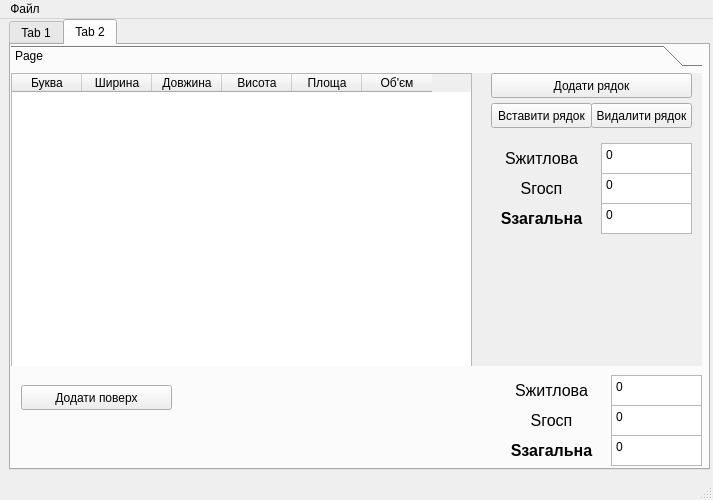
Before: the Qt Designer form form.ui in Alex482Ukr/calcarea, drawn with Qt 5.
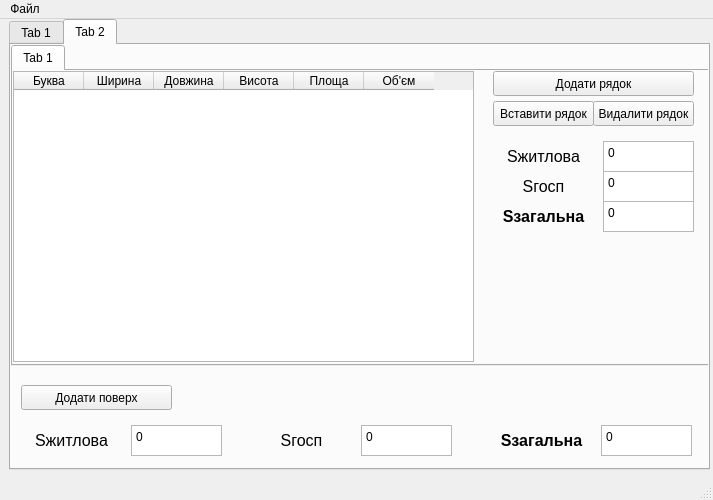
After: the same form once the commit is applied. The open tabs and pages were chosen to show the change.

```diff
--- a/form.ui
+++ b/form.ui
@@ -42,7 +42,7 @@
      </rect>
     </property>
     <property name="currentIndex">
-     <number>1</number>
+     <number>0</number>
     </property>
     <widget class="QWidget" name="tab">
      <attribute name="title">
@@ -91,7 +91,7 @@
        </property>
       </column>
      </widget>
-     <widget class="QLabel" name="label_3">
+     <widget class="QLabel" name="label_Sec">
       <property name="geometry">
        <rect>
         <x>480</x>
@@ -112,7 +112,7 @@
        <set>Qt::AlignCenter</set>
       </property>
      </widget>
-     <widget class="QLabel" name="label_4">
+     <widget class="QLabel" name="label_S">
       <property name="geometry">
        <rect>
         <x>480</x>
@@ -220,7 +220,7 @@
 &lt;p style=&quot; margin-top:0px; margin-bottom:0px; margin-left:0px; margin-right:0px; -qt-block-indent:0; text-indent:0px;&quot;&gt;0&lt;/p&gt;&lt;/body&gt;&lt;/html&gt;</string>
       </property>
      </widget>
-     <widget class="QLabel" name="label">
+     <widget class="QLabel" name="label_Sdw">
       <property name="geometry">
        <rect>
         <x>480</x>
@@ -259,11 +259,11 @@
      <attribute name="title">
       <string>Tab 2</string>
      </attribute>
-     <widget class="QLabel" name="label_7">
+     <widget class="QLabel" name="label_Sec_2">
       <property name="geometry">
        <rect>
-        <x>490</x>
-        <y>360</y>
+        <x>240</x>
+        <y>380</y>
         <width>101</width>
         <height>31</height>
        </rect>
@@ -280,11 +280,11 @@
        <set>Qt::AlignCenter</set>
       </property>
      </widget>
-     <widget class="QLabel" name="label_8">
+     <widget class="QLabel" name="label_S_2">
       <property name="geometry">
        <rect>
-        <x>490</x>
-        <y>390</y>
+        <x>480</x>
+        <y>380</y>
         <width>101</width>
         <height>31</height>
        </rect>
@@ -302,11 +302,11 @@
        <set>Qt::AlignCenter</set>
       </property>
      </widget>
-     <widget class="QTextBrowser" name="area_total_3">
+     <widget class="QTextBrowser" name="area_total_2">
       <property name="geometry">
        <rect>
-        <x>600</x>
-        <y>390</y>
+        <x>590</x>
+        <y>380</y>
         <width>91</width>
         <height>31</height>
        </rect>
@@ -322,11 +322,11 @@
 &lt;p style=&quot; margin-top:0px; margin-bottom:0px; margin-left:0px; margin-right:0px; -qt-block-indent:0; text-indent:0px;&quot;&gt;0&lt;/p&gt;&lt;/body&gt;&lt;/html&gt;</string>
       </property>
      </widget>
-     <widget class="QTextBrowser" name="area_economical_3">
+     <widget class="QTextBrowser" name="area_economical_2">
       <property name="geometry">
        <rect>
-        <x>600</x>
-        <y>360</y>
+        <x>350</x>
+        <y>380</y>
         <width>91</width>
         <height>31</height>
        </rect>
@@ -342,11 +342,11 @@
 &lt;p style=&quot; margin-top:0px; margin-bottom:0px; margin-left:0px; margin-right:0px; -qt-block-indent:0; text-indent:0px;&quot;&gt;0&lt;/p&gt;&lt;/body&gt;&lt;/html&gt;</string>
       </property>
      </widget>
-     <widget class="QTextBrowser" name="area_dwelling_3">
+     <widget class="QTextBrowser" name="area_dwelling_2">
       <property name="geometry">
        <rect>
-        <x>600</x>
-        <y>330</y>
+        <x>120</x>
+        <y>380</y>
         <width>91</width>
         <height>31</height>
        </rect>
@@ -362,11 +362,11 @@
 &lt;p style=&quot; margin-top:0px; margin-bottom:0px; margin-left:0px; margin-right:0px; -qt-block-indent:0; text-indent:0px;&quot;&gt;0&lt;/p&gt;&lt;/body&gt;&lt;/html&gt;</string>
       </property>
      </widget>
-     <widget class="QLabel" name="label_9">
+     <widget class="QLabel" name="label_Sdw_2">
       <property name="geometry">
        <rect>
-        <x>490</x>
-        <y>330</y>
+        <x>10</x>
+        <y>380</y>
         <width>101</width>
         <height>31</height>
        </rect>
@@ -383,29 +383,55 @@
        <set>Qt::AlignCenter</set>
       </property>
      </widget>
-     <widget class="QToolBox" name="toolBox">
+     <widget class="QPushButton" name="button_add_floor">
+      <property name="geometry">
+       <rect>
+        <x>10</x>
+        <y>340</y>
+        <width>151</width>
+        <height>25</height>
+       </rect>
+      </property>
+      <property name="text">
+       <string>Додати поверх</string>
+      </property>
+     </widget>
+     <widget class="QTabWidget" name="tabWidget_floors">
       <property name="geometry">
        <rect>
         <x>0</x>
         <y>0</y>
-        <width>691</width>
+        <width>701</width>
         <height>321</height>
        </rect>
       </property>
       <property name="currentIndex">
        <number>0</number>
       </property>
-      <widget class="QWidget" name="page">
-       <attribute name="label">
-        <string>Page</string>
+      <widget class="QWidget" name="tab_n">
+       <attribute name="title">
+        <string>Tab 1</string>
        </attribute>
-       <widget class="QTableWidget" name="tableWidget_2">
+       <widget class="QPushButton" name="button_remove_row_n">
+        <property name="geometry">
+         <rect>
+          <x>580</x>
+          <y>30</y>
+          <width>101</width>
+          <height>25</height>
+         </rect>
+        </property>
+        <property name="text">
+         <string>Видалити рядок</string>
+        </property>
+       </widget>
+       <widget class="QTableWidget" name="tableWidget_n">
         <property name="geometry">
          <rect>
           <x>0</x>
           <y>0</y>
           <width>461</width>
-          <height>411</height>
+          <height>291</height>
          </rect>
         </property>
         <attribute name="horizontalHeaderDefaultSectionSize">
@@ -442,7 +468,114 @@
          </property>
         </column>
        </widget>
-       <widget class="QLabel" name="label_6">
+       <widget class="QTextBrowser" name="area_economical_n">
+        <property name="geometry">
+         <rect>
+          <x>590</x>
+          <y>100</y>
+          <width>91</width>
+          <height>31</height>
+         </rect>
+        </property>
+        <property name="html">
+         <string>&lt;!DOCTYPE HTML PUBLIC &quot;-//W3C//DTD HTML 4.0//EN&quot; &quot;http://www.w3.org/TR/REC-html40/strict.dtd&quot;&gt;
+&lt;html&gt;&lt;head&gt;&lt;meta name=&quot;qrichtext&quot; content=&quot;1&quot; /&gt;&lt;meta charset=&quot;utf-8&quot; /&gt;&lt;style type=&quot;text/css&quot;&gt;
+p, li { white-space: pre-wrap; }
+hr { height: 1px; border-width: 0; }
+li.unchecked::marker { content: &quot;\2610&quot;; }
+li.checked::marker { content: &quot;\2612&quot;; }
+&lt;/style&gt;&lt;/head&gt;&lt;body style=&quot; font-family:'Sans Serif'; font-size:9pt; font-weight:400; font-style:normal;&quot;&gt;
+&lt;p style=&quot; margin-top:0px; margin-bottom:0px; margin-left:0px; margin-right:0px; -qt-block-indent:0; text-indent:0px;&quot;&gt;0&lt;/p&gt;&lt;/body&gt;&lt;/html&gt;</string>
+        </property>
+       </widget>
+       <widget class="QPushButton" name="button_add_row_n">
+        <property name="geometry">
+         <rect>
+          <x>480</x>
+          <y>0</y>
+          <width>201</width>
+          <height>25</height>
+         </rect>
+        </property>
+        <property name="text">
+         <string>Додати рядок</string>
+        </property>
+       </widget>
+       <widget class="QTextBrowser" name="area_total_n">
+        <property name="geometry">
+         <rect>
+          <x>590</x>
+          <y>130</y>
+          <width>91</width>
+          <height>31</height>
+         </rect>
+        </property>
+        <property name="html">
+         <string>&lt;!DOCTYPE HTML PUBLIC &quot;-//W3C//DTD HTML 4.0//EN&quot; &quot;http://www.w3.org/TR/REC-html40/strict.dtd&quot;&gt;
+&lt;html&gt;&lt;head&gt;&lt;meta name=&quot;qrichtext&quot; content=&quot;1&quot; /&gt;&lt;meta charset=&quot;utf-8&quot; /&gt;&lt;style type=&quot;text/css&quot;&gt;
+p, li { white-space: pre-wrap; }
+hr { height: 1px; border-width: 0; }
+li.unchecked::marker { content: &quot;\2610&quot;; }
+li.checked::marker { content: &quot;\2612&quot;; }
+&lt;/style&gt;&lt;/head&gt;&lt;body style=&quot; font-family:'Sans Serif'; font-size:9pt; font-weight:400; font-style:normal;&quot;&gt;
+&lt;p style=&quot; margin-top:0px; margin-bottom:0px; margin-left:0px; margin-right:0px; -qt-block-indent:0; text-indent:0px;&quot;&gt;0&lt;/p&gt;&lt;/body&gt;&lt;/html&gt;</string>
+        </property>
+       </widget>
+       <widget class="QPushButton" name="button_insert_row_n">
+        <property name="geometry">
+         <rect>
+          <x>480</x>
+          <y>30</y>
+          <width>101</width>
+          <height>25</height>
+         </rect>
+        </property>
+        <property name="text">
+         <string>Вставити рядок</string>
+        </property>
+       </widget>
+       <widget class="QLabel" name="label_Sdw_n">
+        <property name="geometry">
+         <rect>
+          <x>480</x>
+          <y>70</y>
+          <width>101</width>
+          <height>31</height>
+         </rect>
+        </property>
+        <property name="font">
+         <font>
+          <pointsize>12</pointsize>
+         </font>
+        </property>
+        <property name="text">
+         <string>Sжитлова</string>
+        </property>
+        <property name="alignment">
+         <set>Qt::AlignCenter</set>
+        </property>
+       </widget>
+       <widget class="QTextBrowser" name="area_dwelling_n">
+        <property name="geometry">
+         <rect>
+          <x>590</x>
+          <y>70</y>
+          <width>91</width>
+          <height>31</height>
+         </rect>
+        </property>
+        <property name="html">
+         <string>&lt;!DOCTYPE HTML PUBLIC &quot;-//W3C//DTD HTML 4.0//EN&quot; &quot;http://www.w3.org/TR/REC-html40/strict.dtd&quot;&gt;
+&lt;html&gt;&lt;head&gt;&lt;meta name=&quot;qrichtext&quot; content=&quot;1&quot; /&gt;&lt;meta charset=&quot;utf-8&quot; /&gt;&lt;style type=&quot;text/css&quot;&gt;
+p, li { white-space: pre-wrap; }
+hr { height: 1px; border-width: 0; }
+li.unchecked::marker { content: &quot;\2610&quot;; }
+li.checked::marker { content: &quot;\2612&quot;; }
+&lt;/style&gt;&lt;/head&gt;&lt;body style=&quot; font-family:'Sans Serif'; font-size:9pt; font-weight:400; font-style:normal;&quot;&gt;
+&lt;p style=&quot; margin-top:0px; margin-bottom:0px; margin-left:0px; margin-right:0px; -qt-block-indent:0; text-indent:0px;&quot;&gt;0&lt;/p&gt;&lt;/body&gt;&lt;/html&gt;</string>
+        </property>
+       </widget>
+       <widget class="QLabel" name="label_S_n">
         <property name="geometry">
          <rect>
           <x>480</x>
@@ -464,7 +597,7 @@
          <set>Qt::AlignCenter</set>
         </property>
        </widget>
-       <widget class="QLabel" name="label_5">
+       <widget class="QLabel" name="label_Sec_n">
         <property name="geometry">
          <rect>
           <x>480</x>
@@ -485,149 +618,16 @@
          <set>Qt::AlignCenter</set>
         </property>
        </widget>
-       <widget class="QTextBrowser" name="area_economical_2">
-        <property name="geometry">
-         <rect>
-          <x>590</x>
-          <y>100</y>
-          <width>91</width>
-          <height>31</height>
-         </rect>
-        </property>
-        <property name="html">
-         <string>&lt;!DOCTYPE HTML PUBLIC &quot;-//W3C//DTD HTML 4.0//EN&quot; &quot;http://www.w3.org/TR/REC-html40/strict.dtd&quot;&gt;
-&lt;html&gt;&lt;head&gt;&lt;meta name=&quot;qrichtext&quot; content=&quot;1&quot; /&gt;&lt;meta charset=&quot;utf-8&quot; /&gt;&lt;style type=&quot;text/css&quot;&gt;
-p, li { white-space: pre-wrap; }
-hr { height: 1px; border-width: 0; }
-li.unchecked::marker { content: &quot;\2610&quot;; }
-li.checked::marker { content: &quot;\2612&quot;; }
-&lt;/style&gt;&lt;/head&gt;&lt;body style=&quot; font-family:'Sans Serif'; font-size:9pt; font-weight:400; font-style:normal;&quot;&gt;
-&lt;p style=&quot; margin-top:0px; margin-bottom:0px; margin-left:0px; margin-right:0px; -qt-block-indent:0; text-indent:0px;&quot;&gt;0&lt;/p&gt;&lt;/body&gt;&lt;/html&gt;</string>
-        </property>
-       </widget>
-       <widget class="QPushButton" name="button_insert_row_2">
-        <property name="geometry">
-         <rect>
-          <x>480</x>
-          <y>30</y>
-          <width>101</width>
-          <height>25</height>
-         </rect>
-        </property>
-        <property name="text">
-         <string>Вставити рядок</string>
-        </property>
-       </widget>
-       <widget class="QTextBrowser" name="area_total_2">
-        <property name="geometry">
-         <rect>
-          <x>590</x>
-          <y>130</y>
-          <width>91</width>
-          <height>31</height>
-         </rect>
-        </property>
-        <property name="html">
-         <string>&lt;!DOCTYPE HTML PUBLIC &quot;-//W3C//DTD HTML 4.0//EN&quot; &quot;http://www.w3.org/TR/REC-html40/strict.dtd&quot;&gt;
-&lt;html&gt;&lt;head&gt;&lt;meta name=&quot;qrichtext&quot; content=&quot;1&quot; /&gt;&lt;meta charset=&quot;utf-8&quot; /&gt;&lt;style type=&quot;text/css&quot;&gt;
-p, li { white-space: pre-wrap; }
-hr { height: 1px; border-width: 0; }
-li.unchecked::marker { content: &quot;\2610&quot;; }
-li.checked::marker { content: &quot;\2612&quot;; }
-&lt;/style&gt;&lt;/head&gt;&lt;body style=&quot; font-family:'Sans Serif'; font-size:9pt; font-weight:400; font-style:normal;&quot;&gt;
-&lt;p style=&quot; margin-top:0px; margin-bottom:0px; margin-left:0px; margin-right:0px; -qt-block-indent:0; text-indent:0px;&quot;&gt;0&lt;/p&gt;&lt;/body&gt;&lt;/html&gt;</string>
-        </property>
-       </widget>
-       <widget class="QLabel" name="label_2">
-        <property name="geometry">
-         <rect>
-          <x>480</x>
-          <y>70</y>
-          <width>101</width>
-          <height>31</height>
-         </rect>
-        </property>
-        <property name="font">
-         <font>
-          <pointsize>12</pointsize>
-         </font>
-        </property>
-        <property name="text">
-         <string>Sжитлова</string>
-        </property>
-        <property name="alignment">
-         <set>Qt::AlignCenter</set>
-        </property>
-       </widget>
-       <widget class="QPushButton" name="button_remove_row_2">
-        <property name="geometry">
-         <rect>
-          <x>580</x>
-          <y>30</y>
-          <width>101</width>
-          <height>25</height>
-         </rect>
-        </property>
-        <property name="text">
-         <string>Видалити рядок</string>
-        </property>
-       </widget>
-       <widget class="QPushButton" name="button_add_row_2">
-        <property name="geometry">
-         <rect>
-          <x>480</x>
-          <y>0</y>
-          <width>201</width>
-          <height>25</height>
-         </rect>
-        </property>
-        <property name="text">
-         <string>Додати рядок</string>
-        </property>
-       </widget>
-       <widget class="QTextBrowser" name="area_dwelling_2">
-        <property name="geometry">
-         <rect>
-          <x>590</x>
-          <y>70</y>
-          <width>91</width>
-          <height>31</height>
-         </rect>
-        </property>
-        <property name="html">
-         <string>&lt;!DOCTYPE HTML PUBLIC &quot;-//W3C//DTD HTML 4.0//EN&quot; &quot;http://www.w3.org/TR/REC-html40/strict.dtd&quot;&gt;
-&lt;html&gt;&lt;head&gt;&lt;meta name=&quot;qrichtext&quot; content=&quot;1&quot; /&gt;&lt;meta charset=&quot;utf-8&quot; /&gt;&lt;style type=&quot;text/css&quot;&gt;
-p, li { white-space: pre-wrap; }
-hr { height: 1px; border-width: 0; }
-li.unchecked::marker { content: &quot;\2610&quot;; }
-li.checked::marker { content: &quot;\2612&quot;; }
-&lt;/style&gt;&lt;/head&gt;&lt;body style=&quot; font-family:'Sans Serif'; font-size:9pt; font-weight:400; font-style:normal;&quot;&gt;
-&lt;p style=&quot; margin-top:0px; margin-bottom:0px; margin-left:0px; margin-right:0px; -qt-block-indent:0; text-indent:0px;&quot;&gt;0&lt;/p&gt;&lt;/body&gt;&lt;/html&gt;</string>
-        </property>
-       </widget>
       </widget>
      </widget>
-     <widget class="QPushButton" name="button_add_floor">
-      <property name="geometry">
-       <rect>
-        <x>10</x>
-        <y>340</y>
-        <width>151</width>
-        <height>25</height>
-       </rect>
-      </property>
-      <property name="text">
-       <string>Додати поверх</string>
-      </property>
-     </widget>
-     <zorder>toolBox</zorder>
-     <zorder>area_economical_3</zorder>
-     <zorder>area_total_3</zorder>
-     <zorder>area_dwelling_3</zorder>
-     <zorder>label_8</zorder>
-     <zorder>label_9</zorder>
-     <zorder>label_7</zorder>
+     <zorder>area_economical_2</zorder>
+     <zorder>area_total_2</zorder>
+     <zorder>area_dwelling_2</zorder>
+     <zorder>label_S_2</zorder>
+     <zorder>label_Sdw_2</zorder>
+     <zorder>label_Sec_2</zorder>
      <zorder>button_add_floor</zorder>
+     <zorder>tabWidget_floors</zorder>
     </widget>
    </widget>
   </widget>
```
